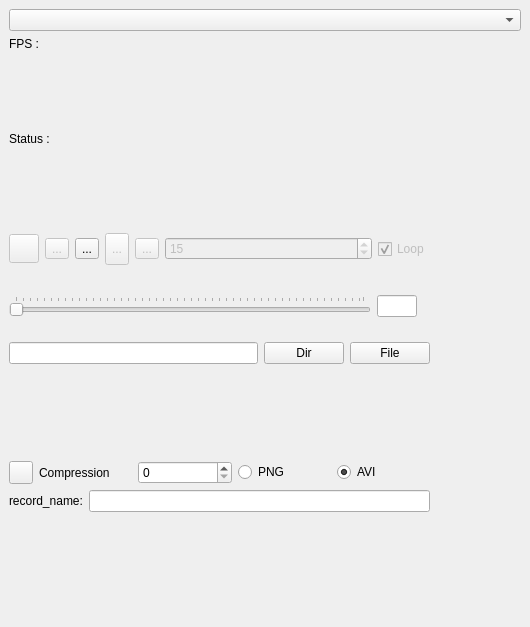
Qt form SeaGoatVision/client/qt/uifiles/WinMedia.ui (Octets/SeaGoatVision) before a commit.
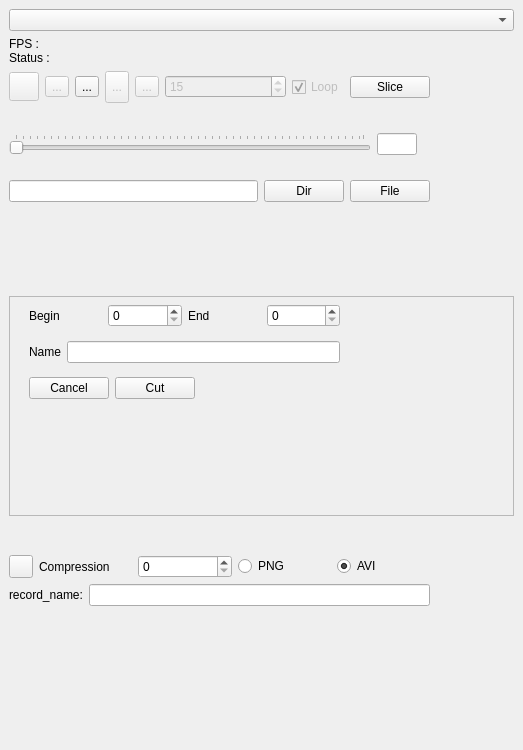
The same form after that commit. Icons and pictures are not drawn.

```diff
--- a/SeaGoatVision/client/qt/uifiles/WinMedia.ui
+++ b/SeaGoatVision/client/qt/uifiles/WinMedia.ui
@@ -9,8 +9,8 @@
    <rect>
     <x>0</x>
     <y>0</y>
-    <width>530</width>
-    <height>627</height>
+    <width>523</width>
+    <height>750</height>
    </rect>
   </property>
   <property name="minimumSize">
@@ -95,6 +95,12 @@
          <layout class="QHBoxLayout" name="horizontalLayout_8">
           <item>
            <widget class="QLabel" name="label_3">
+            <property name="sizePolicy">
+             <sizepolicy hsizetype="Preferred" vsizetype="Fixed">
+              <horstretch>0</horstretch>
+              <verstretch>0</verstretch>
+             </sizepolicy>
+            </property>
             <property name="text">
              <string>Status : </string>
             </property>
@@ -102,6 +108,12 @@
           </item>
           <item>
            <widget class="QLabel" name="lblStatus">
+            <property name="sizePolicy">
+             <sizepolicy hsizetype="MinimumExpanding" vsizetype="Fixed">
+              <horstretch>0</horstretch>
+              <verstretch>0</verstretch>
+             </sizepolicy>
+            </property>
             <property name="text">
              <string/>
             </property>
@@ -320,6 +332,19 @@
             </property>
            </widget>
           </item>
+          <item>
+           <widget class="QPushButton" name="sliceButton">
+            <property name="sizePolicy">
+             <sizepolicy hsizetype="Fixed" vsizetype="Fixed">
+              <horstretch>0</horstretch>
+              <verstretch>0</verstretch>
+             </sizepolicy>
+            </property>
+            <property name="text">
+             <string>Slice</string>
+            </property>
+           </widget>
+          </item>
          </layout>
         </item>
         <item>
@@ -369,6 +394,99 @@
       </widget>
      </widget>
     </item>
+    <item>
+     <widget class="QFrame" name="frame_slice">
+      <property name="frameShape">
+       <enum>QFrame::StyledPanel</enum>
+      </property>
+      <property name="frameShadow">
+       <enum>QFrame::Raised</enum>
+      </property>
+      <widget class="QWidget" name="verticalLayoutWidget_4">
+       <property name="geometry">
+        <rect>
+         <x>20</x>
+         <y>0</y>
+         <width>311</width>
+         <height>111</height>
+        </rect>
+       </property>
+       <layout class="QVBoxLayout" name="verticalLayout_7">
+        <item>
+         <layout class="QHBoxLayout" name="horizontalLayout_18">
+          <item>
+           <widget class="QLabel" name="label_4">
+            <property name="text">
+             <string>Begin</string>
+            </property>
+           </widget>
+          </item>
+          <item>
+           <widget class="QSpinBox" name="beginSpinBox"/>
+          </item>
+          <item>
+           <widget class="QLabel" name="label_5">
+            <property name="text">
+             <string>End</string>
+            </property>
+           </widget>
+          </item>
+          <item>
+           <widget class="QSpinBox" name="endSpinBox"/>
+          </item>
+         </layout>
+        </item>
+        <item>
+         <layout class="QHBoxLayout" name="horizontalLayout_17">
+          <item>
+           <widget class="QLabel" name="label_7">
+            <property name="text">
+             <string>Name</string>
+            </property>
+           </widget>
+          </item>
+          <item>
+           <widget class="QLineEdit" name="nameLineEdit"/>
+          </item>
+         </layout>
+        </item>
+        <item>
+         <layout class="QHBoxLayout" name="horizontalLayout_9">
+          <item>
+           <widget class="QPushButton" name="cancelButton">
+            <property name="text">
+             <string>Cancel</string>
+            </property>
+           </widget>
+          </item>
+          <item>
+           <widget class="QPushButton" name="cutButton">
+            <property name="text">
+             <string>Cut</string>
+            </property>
+           </widget>
+          </item>
+          <item>
+           <spacer name="horizontalSpacer">
+            <property name="orientation">
+             <enum>Qt::Horizontal</enum>
+            </property>
+            <property name="sizeHint" stdset="0">
+             <size>
+              <width>40</width>
+              <height>20</height>
+             </size>
+            </property>
+           </spacer>
+          </item>
+         </layout>
+        </item>
+       </layout>
+      </widget>
+      <zorder>verticalLayoutWidget_4</zorder>
+      <zorder>frame_video</zorder>
+     </widget>
+    </item>
     <item>
      <widget class="QFrame" name="frame_webcam">
       <property name="minimumSize">
```
Left out of the diff: 2 changed lines with no effect on the pictures.
